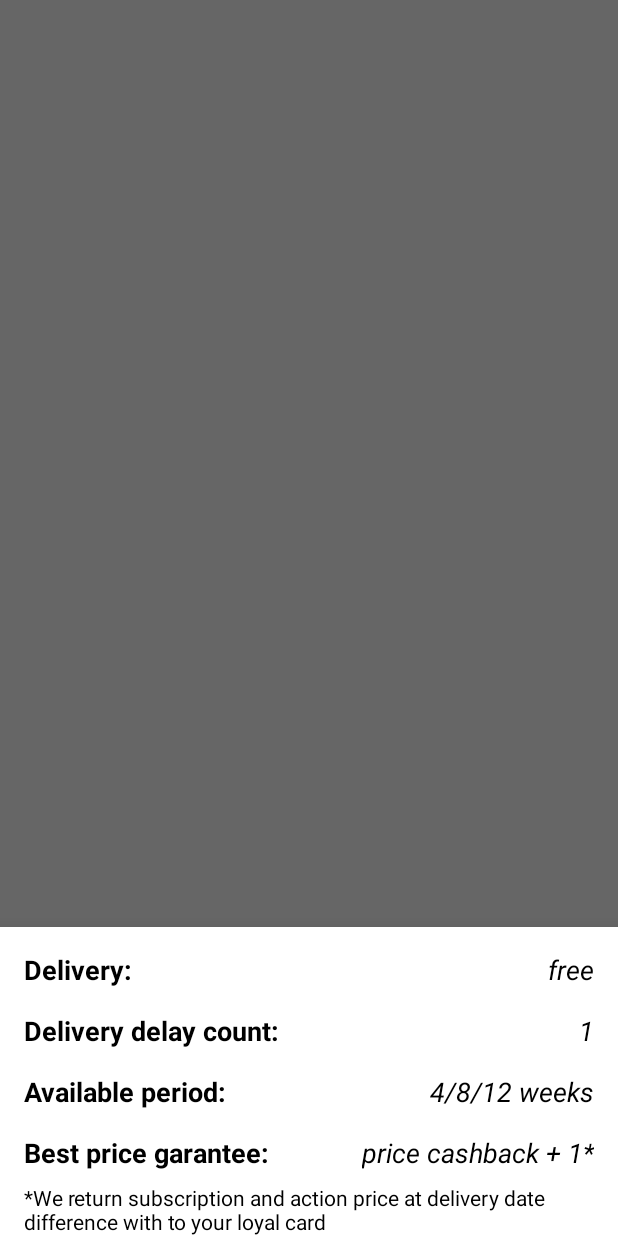
After one commit to dishkakrauch/Kotlin, an Android app: the fragment Subs1Fragment placed in its activity, on a phone screen of 412 x 824 dp. The commit adds this screen. Run offline under Robolectric (Android 15) with nearby library versions, the phone set to English and light mode, and no system bars; our stand-ins replace navigation-ui; 5 statements that could not run were skipped.

Commit message:
Дополнил второй лист описанием подписок

```diff
--- /dev/null
+++ b/MagnitSubscription/app/src/main/java/com/example/magnitsubscription/fragments/Subs1Fragment.kt
@@ -0,0 +1,17 @@
+package com.example.magnitsubscription.fragments
+
+import android.os.Bundle
+import android.view.LayoutInflater
+import android.view.View
+import android.view.ViewGroup
+import com.example.magnitsubscription.R
+import com.google.android.material.bottomsheet.BottomSheetDialogFragment
+
+class Subs1Fragment : BottomSheetDialogFragment() {
+
+    override fun onCreateView(inflater: LayoutInflater, container: ViewGroup?,
+                              savedInstanceState: Bundle?): View? {
+        // Inflate the layout for this fragment
+        return inflater.inflate(R.layout.fragment_subs1, container, false)
+    }
+}
--- a/MagnitSubscription/app/src/main/res/drawable/ic_big_family.xml
+++ b/MagnitSubscription/app/src/main/res/drawable/ic_big_family.xml
@@ -1,6 +1,6 @@
 <vector android:height="365.7143dp" android:viewportHeight="2266.6667"
     android:viewportWidth="3966.6667" android:width="640dp" xmlns:android="http://schemas.android.com/apk/res/android">
-    <path android:fillColor="#ffffff" android:fillType="nonZero"
+    <path android:fillColor="@color/grey" android:fillType="nonZero"
         android:pathData="M0,0L0,2266.67L3966.66,2266.67L3966.66,0L0,0" android:strokeColor="#00000000"/>
     <path android:fillColor="#fbecdb" android:fillType="nonZero"
         android:pathData="m1178.7,2025.56c0,-0 -546.1,-493.79 -238.56,-1161.21 147.55,-320.21 540.5,-395.36 659.62,-329.83 157.05,86.4 365.37,-147.01 815.63,-307.27 338.43,-120.45 1104.45,125.14 854.97,880.58 -151.33,458.24 431.2,337.7 340.86,923.34l-2432.52,-5.6" android:strokeColor="#00000000"/>
--- a/MagnitSubscription/app/src/main/res/drawable/ic_family.xml
+++ b/MagnitSubscription/app/src/main/res/drawable/ic_family.xml
@@ -1,6 +1,6 @@
 <vector android:height="426.6667dp" android:viewportHeight="2666.6667"
     android:viewportWidth="4000" android:width="640dp" xmlns:android="http://schemas.android.com/apk/res/android">
-    <path android:fillColor="#ffffff" android:fillType="nonZero"
+    <path android:fillColor="@color/grey" android:fillType="nonZero"
         android:pathData="M4000,2666.67L0,2666.67L0,-0.01L4000,-0.01L4000,2666.67" android:strokeColor="#00000000"/>
     <path android:fillColor="#fcecdb" android:fillType="nonZero"
         android:pathData="m1105.56,2242.41c0,-0 -789.13,-588.07 -323.25,-1182.39 241.58,-308.19 589.6,-256.36 833.9,-204.52 119.2,25.29 213.71,50.58 259.12,34.06 138.53,-50.37 436.84,-630.05 1027.16,-447.43 730.86,226.09 437.36,1243.77 185.41,1798.85l-1982.34,1.44" android:strokeColor="#00000000"/>
--- a/MagnitSubscription/app/src/main/res/drawable/ic_individual.xml
+++ b/MagnitSubscription/app/src/main/res/drawable/ic_individual.xml
@@ -1,6 +1,6 @@
 <vector android:height="400.00003dp" android:viewportHeight="2666.6667"
     android:viewportWidth="4266.6665" android:width="640dp" xmlns:android="http://schemas.android.com/apk/res/android">
-    <path android:fillColor="#ffffff" android:fillType="nonZero"
+    <path android:fillColor="@color/grey" android:fillType="nonZero"
         android:pathData="M4266.67,2666.67L0,2666.67L0,0L4266.67,0L4266.67,2666.67" android:strokeColor="#00000000"/>
     <path android:fillColor="#ebf3fa" android:fillType="nonZero"
         android:pathData="m3962.94,2417.55 l-3469.82,-1.13c0,-0 -449.02,-621.76 -242.27,-1213.34 222.9,-637.83 745.67,-599.47 1179.64,-596.96 4.94,0.03 9.89,0.06 14.8,0.07 6,0.03 11.96,0.04 17.92,0.04 8.52,-0 16.97,-0.01 25.39,-0.05 2.95,-0.02 5.87,-0.03 8.8,-0.04 3.54,-0.04 7.09,-0.07 10.64,-0.1 201.01,-2.11 376.53,-22.11 484.48,-137.09 65.73,-70.02 143.99,-127.02 230.61,-171.42 6.44,-3.31 12.92,-6.54 19.44,-9.69 128.59,-62.28 274.45,-97.67 424.73,-107.58 10.87,-0.73 21.79,-1.3 32.71,-1.76 633.09,-26.13 1326.92,394.9 1126.5,1160.33 -138.75,529.84 422.27,549.09 136.43,1078.74" android:strokeColor="#00000000"/>
--- a/MagnitSubscription/app/src/main/res/drawable/ic_young_family.xml
+++ b/MagnitSubscription/app/src/main/res/drawable/ic_young_family.xml
@@ -1,6 +1,6 @@
 <vector android:height="426.6667dp" android:viewportHeight="2666.6667"
     android:viewportWidth="4000" android:width="640dp" xmlns:android="http://schemas.android.com/apk/res/android">
-    <path android:fillColor="#ffffff" android:fillType="nonZero"
+    <path android:fillColor="@color/grey" android:fillType="nonZero"
         android:pathData="M4000,2666.67L0,2666.67L0,-0.01L4000,-0.01L4000,2666.67" android:strokeColor="#00000000"/>
     <path android:fillColor="#233862" android:fillType="nonZero"
         android:pathData="m1987.07,1718.87 l32.52,3.71 -6.68,-10.4 -32.49,-3.71 6.65,10.4" android:strokeColor="#00000000"/>
--- a/MagnitSubscription/app/src/main/res/drawable/round_selector.xml
+++ b/MagnitSubscription/app/src/main/res/drawable/round_selector.xml
@@ -1,6 +1,6 @@
 <?xml version="1.0" encoding="utf-8"?>
 <shape xmlns:android="http://schemas.android.com/apk/res/android">
-    <solid android:color="@color/white"/>
+    <solid android:color="@color/grey"/>
     <corners
         android:topLeftRadius="20dp"
         android:topRightRadius="20dp"
--- a/MagnitSubscription/app/src/main/res/layout/fragment_subs.xml
+++ b/MagnitSubscription/app/src/main/res/layout/fragment_subs.xml
@@ -8,7 +8,7 @@
     tools:context=".fragments.SubsFragment" >
 
     <TextView
-        android:id="@+id/tvBsc2"
+        android:id="@+id/tvInd"
         android:layout_width="wrap_content"
         android:layout_height="wrap_content"
         android:layout_marginTop="8dp"
--- /dev/null
+++ b/MagnitSubscription/app/src/main/res/layout/fragment_subs1.xml
@@ -0,0 +1,140 @@
+<?xml version="1.0" encoding="utf-8"?>
+<androidx.constraintlayout.widget.ConstraintLayout xmlns:android="http://schemas.android.com/apk/res/android"
+    xmlns:app="http://schemas.android.com/apk/res-auto"
+    xmlns:tools="http://schemas.android.com/tools"
+    android:layout_width="match_parent"
+    android:layout_height="match_parent"
+    tools:context=".fragments.Subs1Fragment">
+
+    <TextView
+        android:id="@+id/tvCshBckDsc"
+        android:layout_width="wrap_content"
+        android:layout_height="wrap_content"
+        android:layout_marginTop="8dp"
+        android:text="@string/cashback"
+        android:textColor="@color/black"
+        android:textSize="14sp"
+        app:layout_constraintEnd_toEndOf="@+id/tvCshBck"
+        app:layout_constraintHorizontal_bias="0.0"
+        app:layout_constraintStart_toStartOf="@+id/tvBstPrc"
+        app:layout_constraintTop_toBottomOf="@+id/tvBstPrc" />
+
+    <TextView
+        android:id="@+id/tvBstPrc"
+        android:layout_width="wrap_content"
+        android:layout_height="wrap_content"
+        android:layout_marginTop="16dp"
+        android:text="@string/best_price"
+        android:textColor="@color/black"
+        android:textSize="18sp"
+        android:textStyle="bold"
+        app:layout_constraintEnd_toEndOf="@+id/tvPrd"
+        app:layout_constraintHorizontal_bias="0.0"
+        app:layout_constraintStart_toStartOf="@+id/tvPrd"
+        app:layout_constraintTop_toBottomOf="@+id/tvPrd" />
+
+    <TextView
+        android:id="@+id/tvCshBck"
+        android:layout_width="wrap_content"
+        android:layout_height="wrap_content"
+        android:layout_marginTop="16dp"
+        android:text="@string/cashbaсk_s1"
+        android:textColor="@color/black"
+        android:textSize="18sp"
+        android:textStyle="italic"
+        app:layout_constraintEnd_toEndOf="@+id/tvWks"
+        app:layout_constraintHorizontal_bias="1.0"
+        app:layout_constraintStart_toStartOf="@+id/tvWks"
+        app:layout_constraintTop_toBottomOf="@+id/tvWks" />
+
+    <TextView
+        android:id="@+id/tvPrd"
+        android:layout_width="wrap_content"
+        android:layout_height="wrap_content"
+        android:layout_marginTop="16dp"
+        android:text="@string/period"
+        android:textColor="@color/black"
+        android:textSize="18sp"
+        android:textStyle="bold"
+        app:layout_constraintEnd_toEndOf="@+id/tvDel"
+        app:layout_constraintHorizontal_bias="0.0"
+        app:layout_constraintStart_toStartOf="@+id/tvDel"
+        app:layout_constraintTop_toBottomOf="@+id/tvDel" />
+
+    <TextView
+        android:id="@+id/tvWks"
+        android:layout_width="wrap_content"
+        android:layout_height="wrap_content"
+        android:layout_marginTop="16dp"
+        android:text="@string/weeks"
+        android:textColor="@color/black"
+        android:textSize="18sp"
+        android:textStyle="italic"
+        app:layout_constraintEnd_toEndOf="@+id/tvDelCnt"
+        app:layout_constraintHorizontal_bias="1.0"
+        app:layout_constraintStart_toStartOf="@+id/tvDelCnt"
+        app:layout_constraintTop_toBottomOf="@+id/tvDelCnt" />
+
+    <TextView
+        android:id="@+id/tvDel"
+        android:layout_width="wrap_content"
+        android:layout_height="wrap_content"
+        android:layout_marginTop="16dp"
+        android:text="@string/delay"
+        android:textColor="@color/black"
+        android:textSize="18sp"
+        android:textStyle="bold"
+        app:layout_constraintEnd_toEndOf="@+id/tvDlvr2"
+        app:layout_constraintHorizontal_bias="0.0"
+        app:layout_constraintStart_toStartOf="@+id/tvDlvr2"
+        app:layout_constraintTop_toBottomOf="@+id/tvDlvr2" />
+
+    <TextView
+        android:id="@+id/tvDelCnt"
+        android:layout_width="wrap_content"
+        android:layout_height="wrap_content"
+        android:layout_marginTop="16dp"
+        android:text="1"
+        android:textColor="@color/black"
+        android:textSize="18sp"
+        android:textStyle="italic"
+        app:layout_constraintEnd_toEndOf="@+id/tvFr"
+        app:layout_constraintHorizontal_bias="1.0"
+        app:layout_constraintStart_toStartOf="@+id/tvFr"
+        app:layout_constraintTop_toBottomOf="@+id/tvFr" />
+
+    <TextView
+        android:id="@+id/tvDlvr2"
+        android:layout_width="wrap_content"
+        android:layout_height="wrap_content"
+        android:layout_marginStart="16dp"
+        android:layout_marginLeft="16dp"
+        android:layout_marginTop="16dp"
+        android:text="@string/delivery"
+        android:textColor="@color/black"
+        android:textSize="18sp"
+        android:textStyle="bold"
+        app:layout_constraintStart_toStartOf="parent"
+        app:layout_constraintTop_toTopOf="parent" />
+
+    <TextView
+        android:id="@+id/tvFr"
+        android:layout_width="wrap_content"
+        android:layout_height="wrap_content"
+        android:layout_marginStart="8dp"
+        android:layout_marginLeft="8dp"
+        android:layout_marginTop="16dp"
+        android:layout_marginEnd="16dp"
+        android:layout_marginRight="16dp"
+        android:text="@string/free"
+        android:textColor="@color/black"
+        android:textSize="18sp"
+        android:textStyle="italic"
+        app:layout_constraintBottom_toBottomOf="parent"
+        app:layout_constraintEnd_toEndOf="parent"
+        app:layout_constraintHorizontal_bias="1.0"
+        app:layout_constraintStart_toEndOf="@+id/tvDlvr2"
+        app:layout_constraintTop_toTopOf="parent"
+        app:layout_constraintVertical_bias="0.0" />
+
+</androidx.constraintlayout.widget.ConstraintLayout>
--- a/MagnitSubscription/app/src/main/res/values/strings.xml
+++ b/MagnitSubscription/app/src/main/res/values/strings.xml
@@ -25,4 +25,19 @@
     <string name="subs_optimum">Optimum</string>
     <string name="subs_basic">Basic</string>
     <string name="subs_individual">Individual</string>
+    <string name="delivery">Delivery:</string>
+    <string name="free">free</string>
+    <string name="delay">Delivery delay count:</string>
+    <string name="period">Available period:</string>
+    <string name="best_price">Best price garantee:</string>
+    <string name="weight">Weight limit:</string>
+    <string name="recomendation">Additional delivery goods count:</string>
+    <string name="yes">Yes</string>
+    <string name="no">No</string>
+    <string name="weeks">4/8/12 weeks</string>
+    <string name="cashbaсk_s1">price cashback + 1*</string>
+    <string name="cashback_s2">price cashback + 3*</string>
+    <string name="cashback_s3">price cashback + 5*</string>
+    <string name="cashback_s4">price cashback*</string>
+    <string name="cashback">*We return subscription and action price at delivery date difference with to your loyal card</string>
 </resources>
```
Also changed, not shown: MagnitSubscription/app/src/main/java/com/example/magnitsubscription/fragments/Subs2Fragment.kt (added, +19 -0 lines), MagnitSubscription/app/src/main/java/com/example/magnitsubscription/fragments/Subs3Fragment.kt (added, +19 -0 lines), MagnitSubscription/app/src/main/java/com/example/magnitsubscription/fragments/Subs4Fragment.kt (added, +19 -0 lines), MagnitSubscription/app/src/main/java/com/example/magnitsubscription/fragments/SubsFragment.kt (+50 -1 lines), MagnitSubscription/app/src/main/res/layout/fragment_subs2.xml (added, +20 -0 lines), MagnitSubscription/app/src/main/res/layout/fragment_subs3.xml (added, +20 -0 lines), MagnitSubscription/app/src/main/res/layout/fragment_subs4.xml (added, +20 -0 lines), MagnitSubscription/app/src/main/res/navigation/nav.xml (+50 -1 lines), 1 other file.
